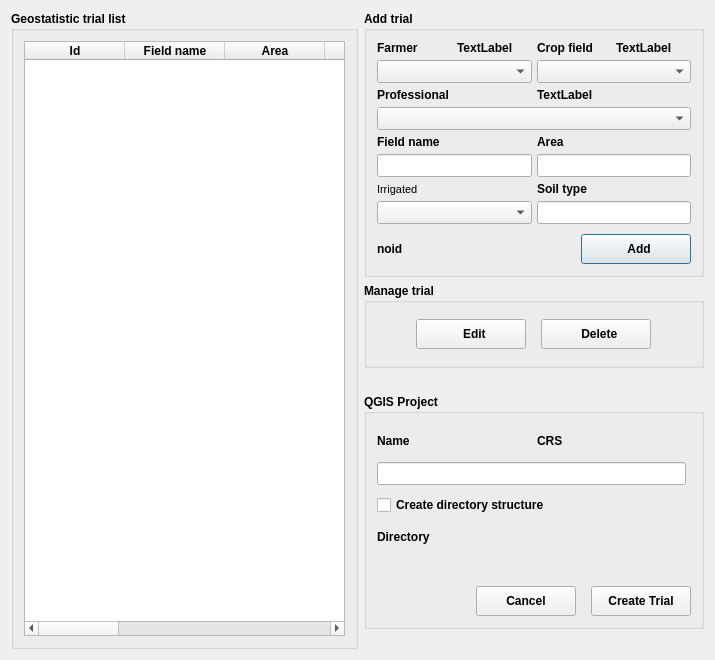
Qt form gui/geostatistics_trial/geostatistics_trial_new.ui (franciscocamellon/lallemand_plant_care) before a commit.
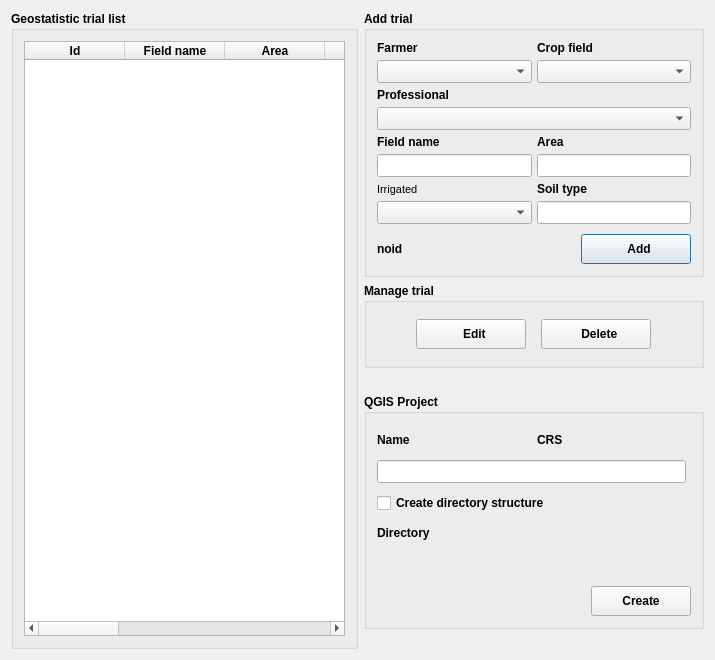
The same form after that commit. Icons and pictures are not drawn. Custom widgets are drawn as their Qt base class.

Patch:
```diff
--- a/gui/geostatistics_trial/geostatistics_trial_new.ui
+++ b/gui/geostatistics_trial/geostatistics_trial_new.ui
@@ -216,13 +216,6 @@
               </property>
              </widget>
             </item>
-            <item>
-             <widget class="QLabel" name="label">
-              <property name="text">
-               <string>TextLabel</string>
-              </property>
-             </widget>
-            </item>
             <item>
              <widget class="QLabel" name="cropFieldAreaLabel">
               <property name="styleSheet">
@@ -233,13 +226,6 @@
               </property>
              </widget>
             </item>
-            <item>
-             <widget class="QLabel" name="label_2">
-              <property name="text">
-               <string>TextLabel</string>
-              </property>
-             </widget>
-            </item>
            </layout>
           </item>
           <item>
@@ -508,13 +494,6 @@
               </property>
              </widget>
             </item>
-            <item>
-             <widget class="QLabel" name="label_3">
-              <property name="text">
-               <string>TextLabel</string>
-              </property>
-             </widget>
-            </item>
            </layout>
           </item>
           <item>
@@ -895,6 +874,9 @@
           <property name="spacing">
            <number>5</number>
           </property>
+          <property name="topMargin">
+           <number>5</number>
+          </property>
           <item>
            <spacer name="horizontalSpacer">
             <property name="orientation">
@@ -920,39 +902,7 @@
              <string notr="true">font: 8pt &quot;MS Shell Dlg 2&quot;;</string>
             </property>
             <property name="text">
-             <string>Cancel</string>
-            </property>
-           </widget>
-          </item>
-          <item>
-           <spacer name="horizontalSpacer_3">
-            <property name="orientation">
-             <enum>Qt::Horizontal</enum>
-            </property>
-            <property name="sizeType">
-             <enum>QSizePolicy::Fixed</enum>
-            </property>
-            <property name="sizeHint" stdset="0">
-             <size>
-              <width>10</width>
-              <height>20</height>
-             </size>
-            </property>
-           </spacer>
-          </item>
-          <item>
-           <widget class="QPushButton" name="createTrialBt">
-            <property name="minimumSize">
-             <size>
-              <width>100</width>
-              <height>30</height>
-             </size>
-            </property>
-            <property name="styleSheet">
-             <string notr="true">font: 8pt &quot;MS Shell Dlg 2&quot;;</string>
-            </property>
-            <property name="text">
-             <string>Create Trial</string>
+             <string>Create</string>
             </property>
            </widget>
           </item>
```
Left out of the diff: 11 changed lines with no effect on the pictures.
